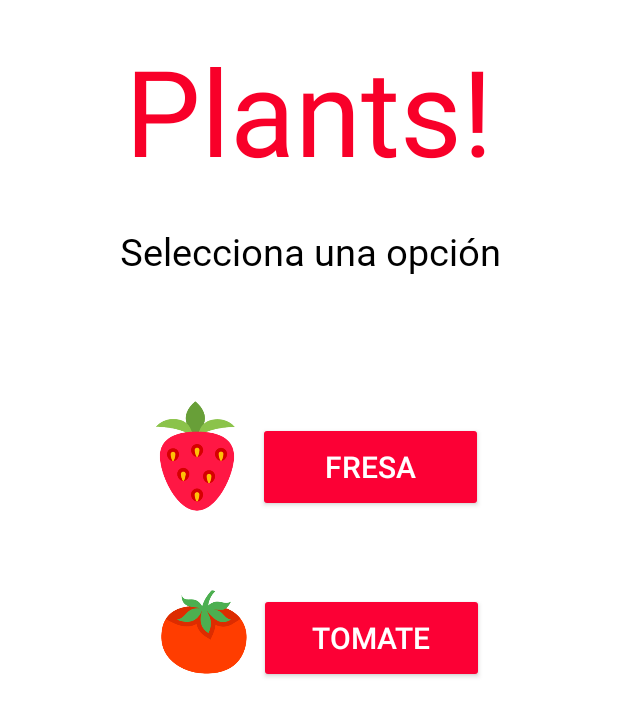
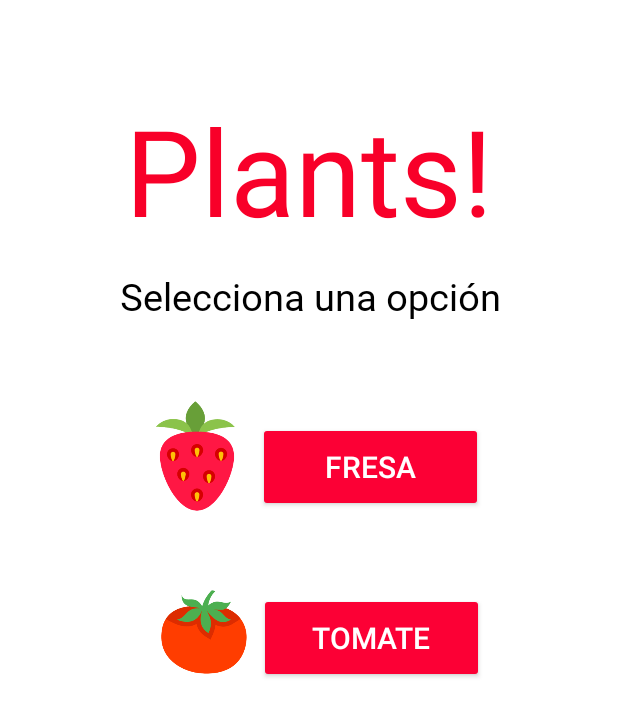
Before and after one commit to Kyoo1802/plants, an Android app: the screen it shows after launch (MainActivity), after a tap on "INICIAR", on a phone screen of 412 x 824 dp. Shown: the top 716 px of the screen. Run offline under Robolectric (Android 15) with nearby library versions, the phone set to English and light mode, and no system bars; Roboto replaces fonts that are not available here; 1 statement that could not run was skipped.

Commit message:
Corrigiendo animacion texto

```diff
--- a/app/src/main/AndroidManifest.xml
+++ b/app/src/main/AndroidManifest.xml
@@ -14,9 +14,9 @@
 
     <application
         android:allowBackup="true"
-        android:icon="@mipmap/ic_launcher"
+        android:icon="@drawable/logoplanta2"
         android:label="@string/app_name"
-        android:roundIcon="@mipmap/ic_launcher_round"
+        android:roundIcon="@drawable/logoplanta2"
         android:supportsRtl="true"
         android:theme="@style/AppTheme">
 
--- a/app/src/main/java/com/gaby/plants/view/FragmentStartApp.java
+++ b/app/src/main/java/com/gaby/plants/view/FragmentStartApp.java
@@ -42,6 +42,10 @@ public class FragmentStartApp extends Fragment {
         logoPlants.setScaleX(0);
         logoPlants.setScaleY(0);
 
+        TextView textPlants = this.getView().findViewById(R.id.textPlants);
+        textPlants.setScaleX(0);
+        textPlants.setScaleY(0);
+
         animate();
     }
 
@@ -64,21 +68,21 @@ public class FragmentStartApp extends Fragment {
         logoPlantScaleY.setInterpolator(new OvershootInterpolator());
         logoPlantScaleY.setDuration(1500);
 
-        ObjectAnimator textPlantScaleX = ObjectAnimator.ofFloat(textPlants, View.SCALE_X, 0.5f, 1f);
+        ObjectAnimator textPlantScaleX = ObjectAnimator.ofFloat(textPlants, View.SCALE_X, 1f);
         textPlantScaleX.setInterpolator(new OvershootInterpolator());
         textPlantScaleX.setDuration(1500);
 
-        ObjectAnimator textPlantScaleY = ObjectAnimator.ofFloat(textPlants, View.SCALE_Y, 0.5f, 1f);
+        ObjectAnimator textPlantScaleY = ObjectAnimator.ofFloat(textPlants, View.SCALE_Y, 1f);
         textPlantScaleY.setInterpolator(new OvershootInterpolator());
         textPlantScaleY.setDuration(1500);
 
 
         AnimatorSet animator = new AnimatorSet();
-        animator.play(logoPlantScaleX).after(800);
+        animator.play(textPlantScaleX).after(800);
+        animator.play(textPlantScaleX).with(textPlantScaleY);
+        animator.play(textPlantScaleX).with(logoPlantScaleX);
         animator.play(logoPlantScaleX).with(logoPlantScaleY);
-        animator.play(textPlantScaleX).after(800);
-        animator.play(textPlantScaleX).with(logoPlantScaleX);
-        animator.play(textPlantScaleY).before(btnAnimation);
+        animator.play(logoPlantScaleX).before(btnAnimation);
         animator.play(btnAnimation).after(800);
 
         final FragmentActivity myActivity = this.getActivity();
--- a/app/src/main/res/layout/fragment_menu_opciones.xml
+++ b/app/src/main/res/layout/fragment_menu_opciones.xml
@@ -10,8 +10,8 @@
         android:layout_width="match_parent"
         android:layout_height="wrap_content"
         android:layout_alignParentStart="true"
-        android:layout_marginStart="0dp"
-        android:layout_marginTop="20dp"
+        android:layout_margin="50dp"
+        android:padding="10dp"
         android:fontFamily="@font/boogaloo"
         android:gravity="center_horizontal"
         android:text="@string/plants"
@@ -25,10 +25,11 @@
         android:layout_alignParentEnd="true"
         android:layout_centerHorizontal="true"
         android:layout_marginStart="-2dp"
-        android:layout_marginTop="150dp"
+        android:id="@+id/textSelectOption"
         android:layout_marginEnd="-3dp"
         android:fontFamily="@font/andika"
         android:gravity="center_horizontal"
+        android:layout_marginTop="180dp"
         android:text="@string/selecciona_una_opci_n"
         android:textColor="#000000"
         android:textSize="25sp" />
@@ -61,18 +62,17 @@
         android:textSize="20sp" />
 
     <ImageView
-        android:id="@+id/imageView1"
+        android:id="@+id/fresaMenu"
         android:layout_width="80dp"
         android:layout_height="80dp"
         android:layout_alignParentStart="true"
         android:layout_alignParentTop="true"
         android:layout_marginStart="90dp"
         android:layout_marginTop="264dp"
-        android:contentDescription="TODO"
         app:srcCompat="@drawable/fresa_menu" />
 
     <ImageView
-        android:id="@+id/imageView2"
+        android:id="@+id/tomateMenu"
         android:layout_width="65dp"
         android:layout_height="80dp"
         android:layout_alignParentStart="true"
@@ -80,7 +80,6 @@
         android:layout_centerVertical="true"
         android:layout_marginStart="103dp"
         android:layout_marginTop="381dp"
-        android:contentDescription="TODO"
         app:srcCompat="@drawable/tomate_menu" />
 
 
```
Also changed, not shown: app/src/main/res/drawable/agregando_tierra.gif, 2 other files.
